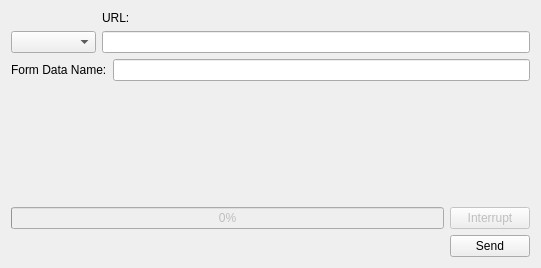
The window that src/hobbits-plugins/importerexporters/HttpData/httptransceiver.ui (goldest-star/binary-analysis-tool) describes before a commit, drawn with Qt 5.
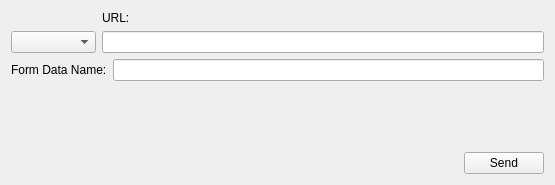
The same window after the commit.

Patch:
```diff
--- a/src/hobbits-plugins/importerexporters/HttpData/httptransceiver.ui
+++ b/src/hobbits-plugins/importerexporters/HttpData/httptransceiver.ui
@@ -1,13 +1,13 @@
 <?xml version="1.0" encoding="UTF-8"?>
 <ui version="4.0">
  <class>HttpTransceiver</class>
- <widget class="QDialog" name="HttpTransceiver">
+ <widget class="QWidget" name="HttpTransceiver">
   <property name="geometry">
    <rect>
     <x>0</x>
     <y>0</y>
-    <width>541</width>
-    <height>268</height>
+    <width>555</width>
+    <height>185</height>
    </rect>
   </property>
   <property name="windowTitle">
@@ -80,30 +80,6 @@
      </property>
     </spacer>
    </item>
-   <item>
-    <layout class="QHBoxLayout" name="horizontalLayout_4">
-     <item>
-      <widget class="QProgressBar" name="pr_request">
-       <property name="enabled">
-        <bool>false</bool>
-       </property>
-       <property name="value">
-        <number>0</number>
-       </property>
-      </widget>
-     </item>
-     <item>
-      <widget class="QPushButton" name="pb_interrupt">
-       <property name="enabled">
-        <bool>false</bool>
-       </property>
-       <property name="text">
-        <string>Interrupt</string>
-       </property>
-      </widget>
-     </item>
-    </layout>
-   </item>
    <item>
     <layout class="QHBoxLayout" name="horizontalLayout_2">
      <item>
```
